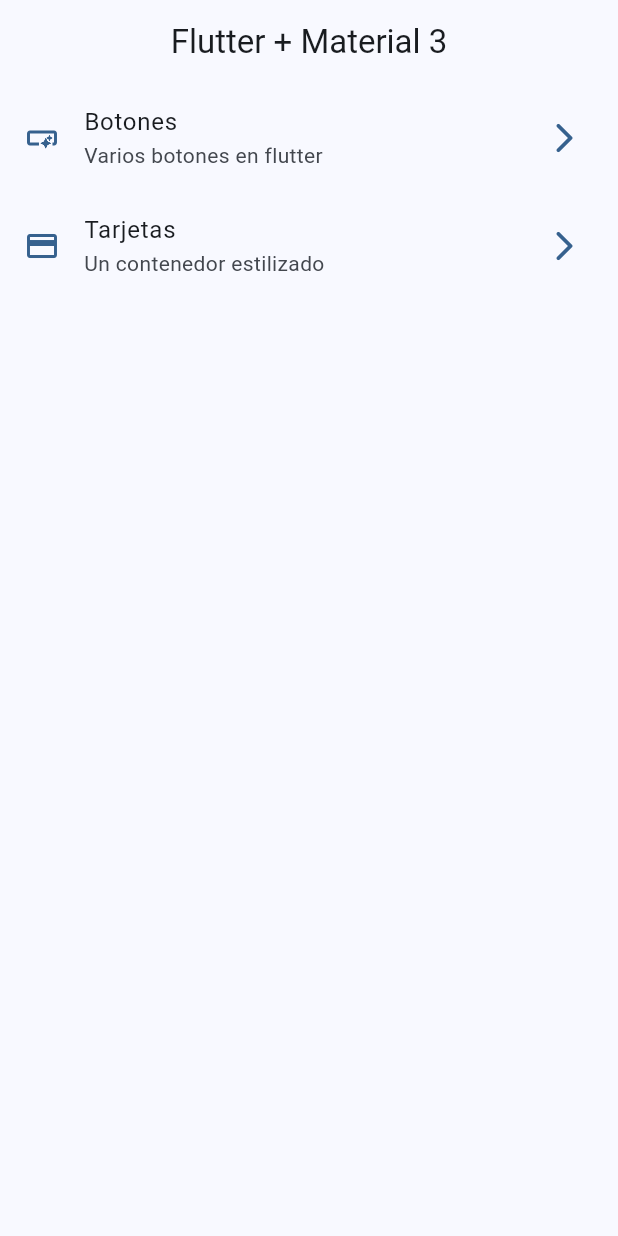
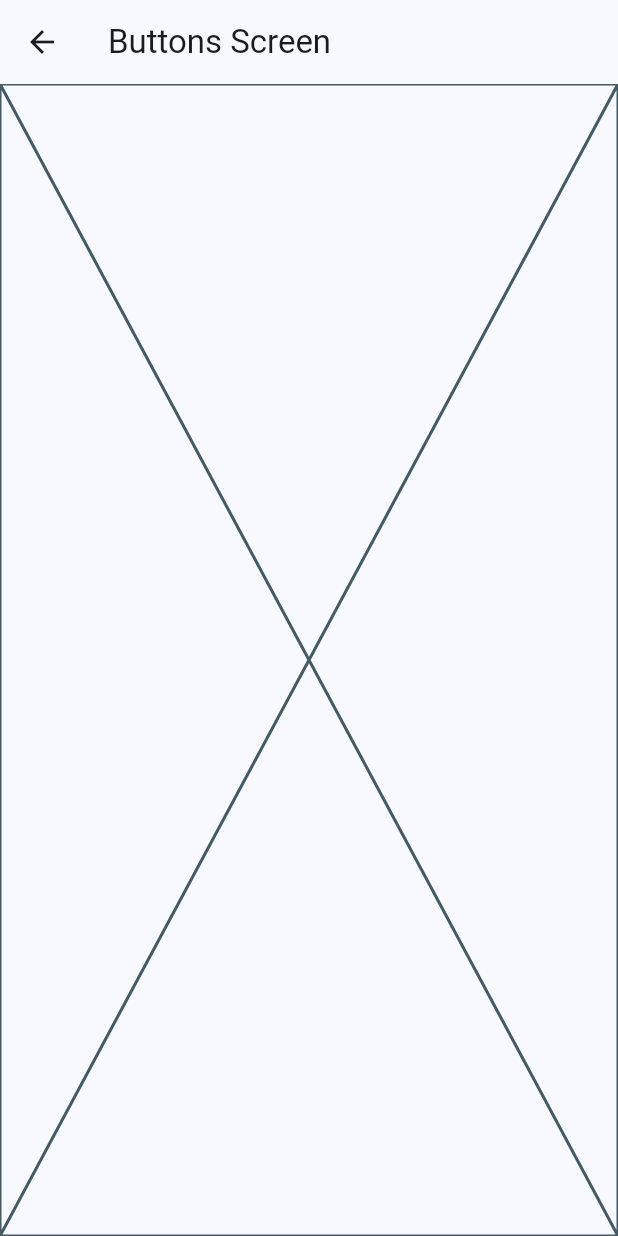
Before and after one commit to vogelFritz/widgets_app, a Flutter app: the screen it shows after launch, after a tap on "Botones", on a phone screen of 412 x 824 dp. Run offline on Flutter 3.47's test engine with Material 3 defaults, Android fonts, the phone set to English and light mode, and no system bars.

```diff
--- a/lib/main.dart
+++ b/lib/main.dart
@@ -1,5 +1,7 @@
 import 'package:flutter/material.dart';
 import 'package:widgets_app/config/theme/app_theme.dart';
+import 'package:widgets_app/presentation/buttons/buttons_screen.dart';
+import 'package:widgets_app/presentation/cards/cards_screen.dart';
 import 'package:widgets_app/presentation/screens/home/home_screen.dart';
 
 void main() {
@@ -12,9 +14,12 @@ class MainApp extends StatelessWidget {
   @override
   Widget build(BuildContext context) {
     return MaterialApp(
-      debugShowCheckedModeBanner: false,
-      theme: AppTheme(selectedColor: 0).getTheme(),
-      home: const HomeScreen(),
-    );
+        debugShowCheckedModeBanner: false,
+        theme: AppTheme(selectedColor: 0).getTheme(),
+        home: const HomeScreen(),
+        routes: {
+          '/buttons': (context) => ButtonsScreen(),
+          '/cards': (context) => CardsScreen()
+        });
   }
 }
--- /dev/null
+++ b/lib/presentation/buttons/buttons_screen.dart
@@ -0,0 +1,13 @@
+import 'package:flutter/material.dart';
+
+class ButtonsScreen extends StatelessWidget {
+  const ButtonsScreen({super.key});
+
+  @override
+  Widget build(BuildContext context) {
+    return Scaffold(
+      appBar: AppBar(title: const Text('Buttons Screen')),
+      body: const Placeholder(),
+    );
+  }
+}
--- a/lib/presentation/screens/home/home_screen.dart
+++ b/lib/presentation/screens/home/home_screen.dart
@@ -1,5 +1,6 @@
 import 'package:flutter/material.dart';
 import 'package:widgets_app/config/menu/menu_items.dart';
+import 'package:widgets_app/presentation/buttons/buttons_screen.dart';
 
 class HomeScreen extends StatelessWidget {
   const HomeScreen({super.key});
@@ -43,6 +44,10 @@ class _CustomListTile extends StatelessWidget {
         title: Text(menuItem.title),
         subtitle: Text(menuItem.subTitle),
         leading: Icon(menuItem.icon, color: colors.primary),
-        onTap: () {});
+        onTap: () {
+          // Navigator.of(context).push(
+          //   MaterialPageRoute(builder: (context) => const ButtonsScreen()));
+          Navigator.pushNamed(context, menuItem.link);
+        });
   }
 }
```
Also changed, not shown: lib/presentation/cards/cards_screen.dart (added, +15 -0 lines).
